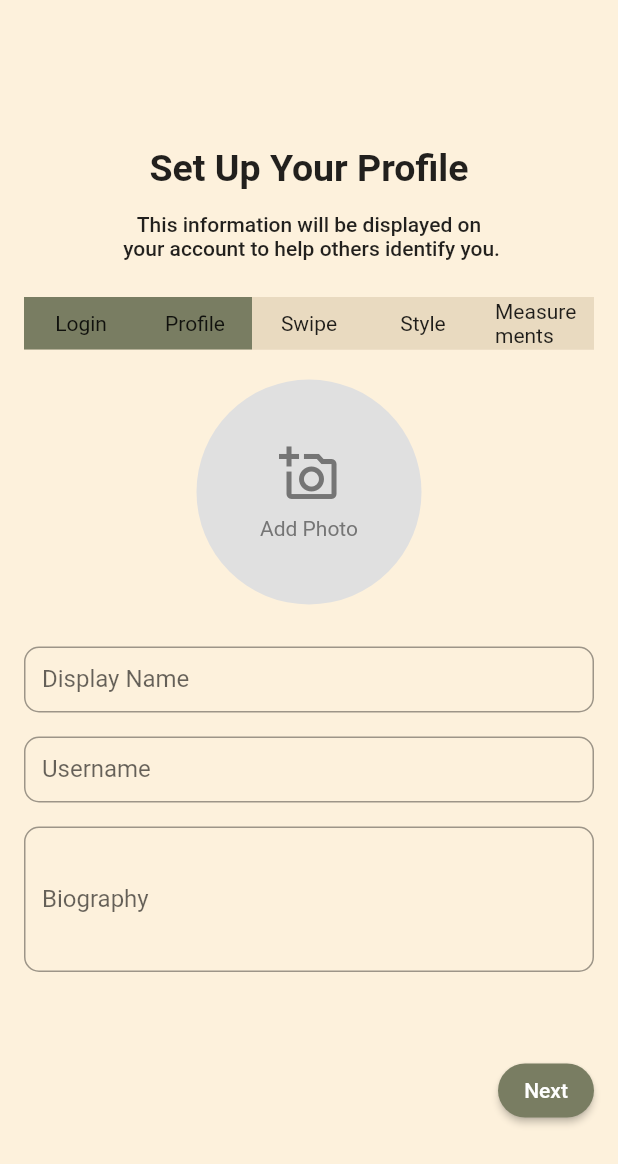
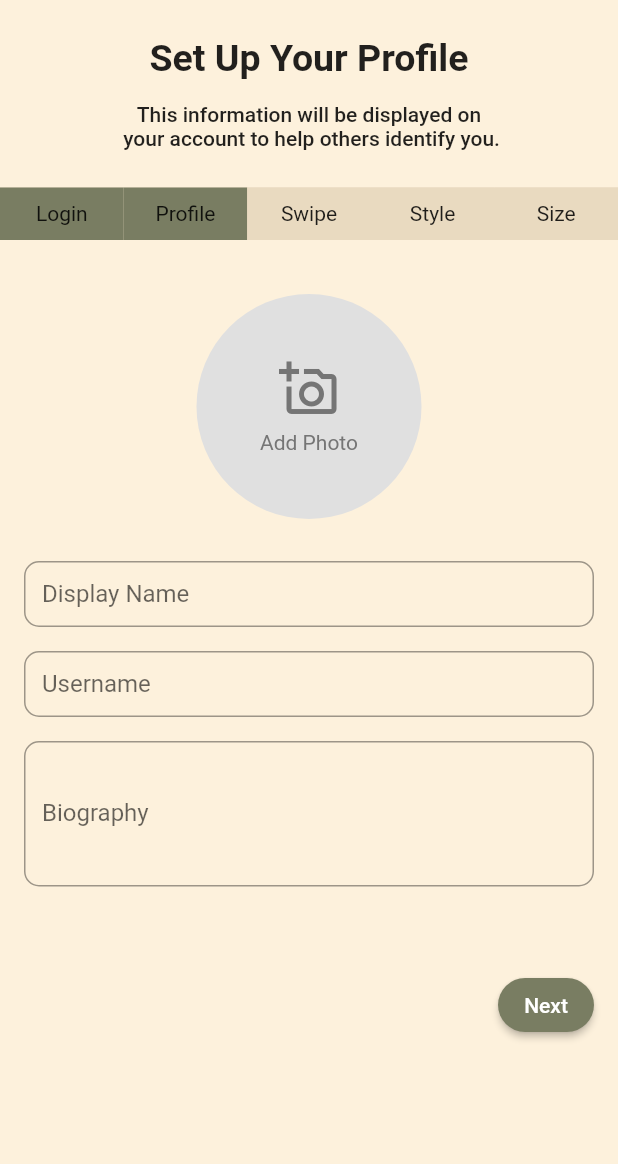
Before and after one commit to rndvouz/rndvouz_mobile_app, a Flutter app: the SetupProfilePage screen opened directly with empty values, on a phone screen of 412 x 824 dp. Shown: the top 1164 px of the screen. Run offline on Flutter 3.47's test engine with Material 2 defaults, Android fonts, the phone set to English and light mode, and no system bars; our stand-ins replace expandable_text, numberpicker; accounts and stored records are empty.

Commit message:
minor aesthetic updates

```diff
--- a/app/lib/setup_process/individual_setup_size.dart
+++ b/app/lib/setup_process/individual_setup_size.dart
@@ -22,7 +22,7 @@ class SignUpSizeState extends State<IndividualSetupSize> {
       body: SafeArea(
         child: Column(
           children: [
-            SetupTopBar(state: 'measurements'),
+            SetupTopBar(state: 'size'),
             Expanded(
               child: Padding(
                 padding: const EdgeInsets.only(
--- a/app/lib/setup_process/setup_login.dart
+++ b/app/lib/setup_process/setup_login.dart
@@ -22,7 +22,11 @@ class SetupLoginPageState extends State<SetupLoginPage> {
   @override
   Widget build(BuildContext context) {
     return Scaffold(
-      body: Center(
+      body: SafeArea(
+        child: Column(
+          children: [
+            SetupTopBar(state: widget.isBusiness ? 'loginBusiness' : 'login'),
+            Expanded(
               child: Padding(
                 padding: const EdgeInsets.all(16.0),
                 child: SingleChildScrollView(
@@ -30,8 +34,6 @@ class SetupLoginPageState extends State<SetupLoginPage> {
                   child: Column(
                     mainAxisAlignment: MainAxisAlignment.center,
                     children: <Widget>[
-                SetupTopBar(
-                    state: widget.isBusiness ? 'loginBusiness' : 'login'),
                       const SizedBox(height: 40),
                       _buildTextField("Email Address", emailController),
                       const SizedBox(height: 10),
@@ -40,7 +42,8 @@ class SetupLoginPageState extends State<SetupLoginPage> {
                       _buildTextField("Password", passwordController,
                           isObscure: true),
                       const SizedBox(height: 10),
-                _buildTextField("Re-type Password", retypePasswordController,
+                      _buildTextField(
+                          "Re-type Password", retypePasswordController,
                           isObscure: true),
                       const SizedBox(height: 40),
                       Row(
@@ -57,7 +60,8 @@ class SetupLoginPageState extends State<SetupLoginPage> {
                               final email = emailController.text;
                               final username = usernameController.text;
                               final password = passwordController.text;
-                        final retypePassword = retypePasswordController.text;
+                              final retypePassword =
+                                  retypePasswordController.text;
                               final newUser;
 
                               if (password == retypePassword) {
@@ -102,6 +106,9 @@ class SetupLoginPageState extends State<SetupLoginPage> {
                 ),
               ),
             ),
+          ],
+        ),
+      ),
     );
   }
 
--- a/app/lib/setup_process/setup_profile.dart
+++ b/app/lib/setup_process/setup_profile.dart
@@ -34,17 +34,19 @@ class SetupProfilePageState extends State<SetupProfilePage> {
   @override
   Widget build(BuildContext context) {
     return Scaffold(
-      body: Center(
+      body: SafeArea(
+        child: Column(
+          children: [
+            SetupTopBar(
+                state:
+                    widget.newUser.isBusiness ? 'profileBusiness' : 'profile'),
+            Expanded(
               child: Padding(
                 padding: const EdgeInsets.all(16.0),
                 child: SingleChildScrollView(
                   child: Column(
                     mainAxisAlignment: MainAxisAlignment.center,
                     children: <Widget>[
-                SetupTopBar(
-                    state: widget.newUser.isBusiness
-                        ? 'profileBusiness'
-                        : 'profile'),
                       const SizedBox(height: 20), // Add spacing
                       ProfilePictureUploadButton(onPressed: () {}),
                       const SizedBox(height: 20),
@@ -67,7 +69,8 @@ class SetupProfilePageState extends State<SetupProfilePage> {
                           // ),
                           ElevatedButton(
                             onPressed: () {
-                        final updatedDisplayName = displayNameController.text;
+                              final updatedDisplayName =
+                                  displayNameController.text;
                               final updatedBiography = biographyController.text;
                               final updatedUsername = usernameController.text;
                               try {
@@ -82,7 +85,8 @@ class SetupProfilePageState extends State<SetupProfilePage> {
                                     MaterialPageRoute(
                                         builder: (context) =>
                                             widget.newUser.isBusiness
-                                          ? SetupStyle(newUser: widget.newUser)
+                                                ? SetupStyle(
+                                                    newUser: widget.newUser)
                                                 : IndividualSetupSwipe(
                                                     newUser: widget.newUser)));
                               } catch (e) {
@@ -105,6 +109,9 @@ class SetupProfilePageState extends State<SetupProfilePage> {
                     ],
                   ),
                 ),
+              ),
+            ),
+          ],
         ),
       ),
     );
--- a/app/lib/setup_process/setup_top_bar.dart
+++ b/app/lib/setup_process/setup_top_bar.dart
@@ -32,7 +32,7 @@ class SetupTopBar extends StatelessWidget {
           'These are the results from your swipes. Feel free to select more of what you like!',
     },
     {
-      'state': 'Measurements',
+      'state': 'Size',
       'title': 'Add Your Measurements',
       'description':
           'Add your measurements to help us find clothes that\'ll be a good fit!',
@@ -166,7 +166,7 @@ class SetupTopBar extends StatelessWidget {
         return individual[2];
       case 'style':
         return individual[3];
-      case 'measurements':
+      case 'size':
         return individual[4];
       case 'loginBusiness':
         return business[0];
```
Lines whose indentation alone changed are shown as unchanged.
